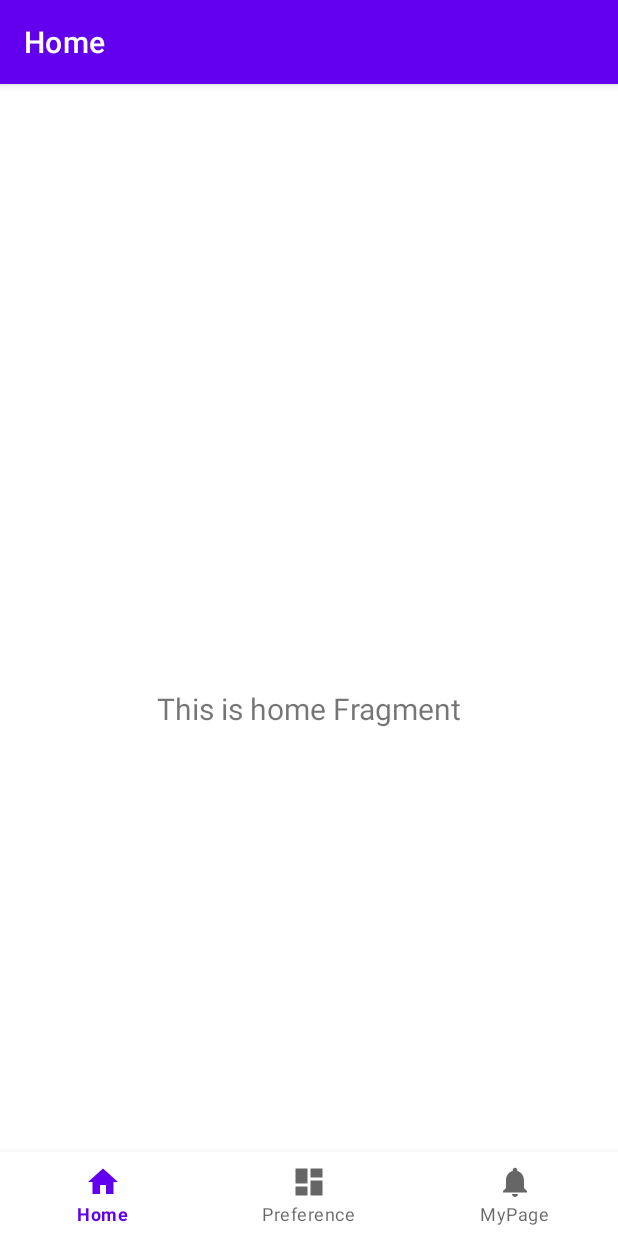
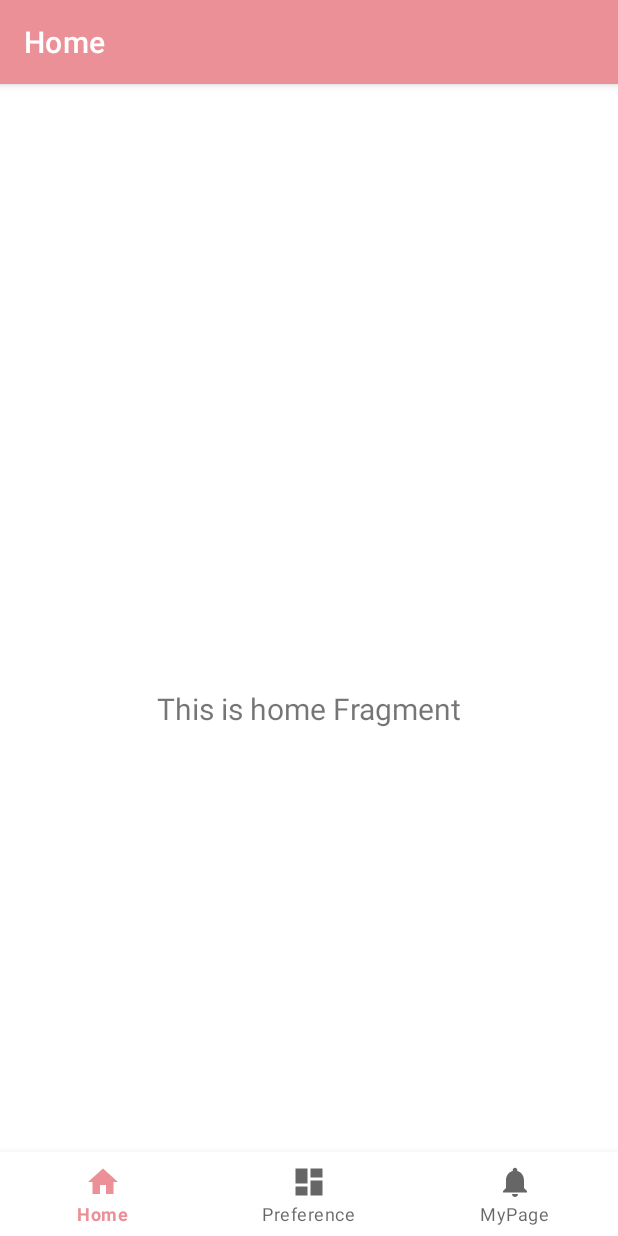
Before and after one commit to ehtjsv2/MoAppTeam4, an Android app: the screen it shows after launch (MainActivity), on a phone screen of 412 x 824 dp. Run offline under Robolectric (Android 15) with nearby library versions, the phone set to English and light mode, and no system bars; our stand-ins replace navigation-ui.

Commit message:
add color on action bar

```diff
--- a/app/src/main/res/values-night/themes.xml
+++ b/app/src/main/res/values-night/themes.xml
@@ -2,7 +2,7 @@
     <!-- Base application theme. -->
     <style name="Theme.TodaysEat" parent="Theme.MaterialComponents.DayNight.DarkActionBar">
         <!-- Primary brand color. -->
-        <item name="colorPrimary">@color/purple_200</item>
+        <item name="colorPrimary">@color/main5</item>
         <item name="colorPrimaryVariant">@color/purple_700</item>
         <item name="colorOnPrimary">@color/black</item>
         <!-- Secondary brand color. -->
--- a/app/src/main/res/values/themes.xml
+++ b/app/src/main/res/values/themes.xml
@@ -2,8 +2,8 @@
     <!-- Base application theme. -->
     <style name="Theme.TodaysEat" parent="Theme.MaterialComponents.DayNight.DarkActionBar">
         <!-- Primary brand color. -->
-        <item name="colorPrimary">@color/purple_500</item>
-        <item name="colorPrimaryVariant">@color/purple_700</item>
+        <item name="colorPrimary">@color/main5</item>
+        <item name="colorPrimaryVariant">@color/main5</item>
         <item name="colorOnPrimary">@color/white</item>
         <!-- Secondary brand color. -->
         <item name="colorSecondary">@color/teal_200</item>
```
